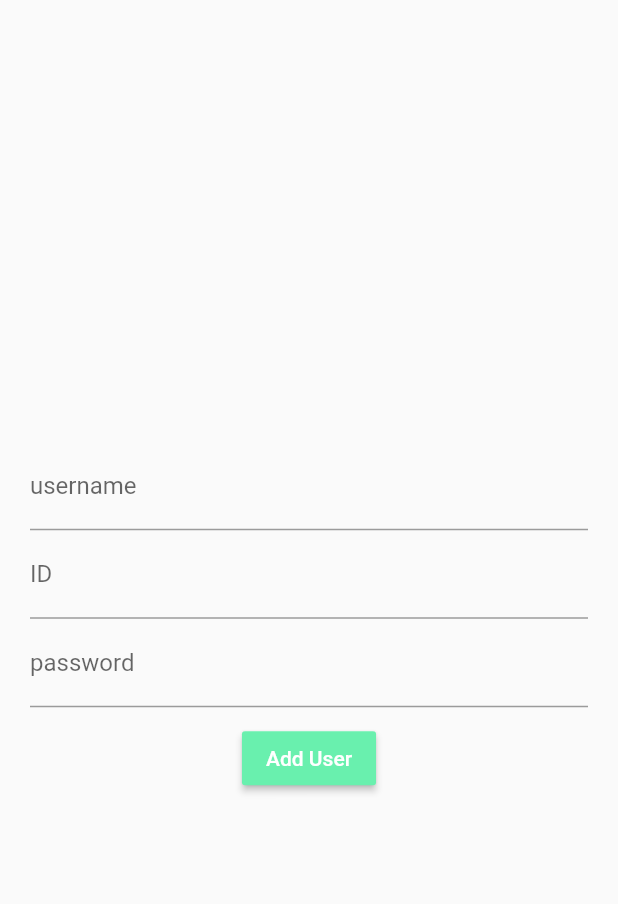
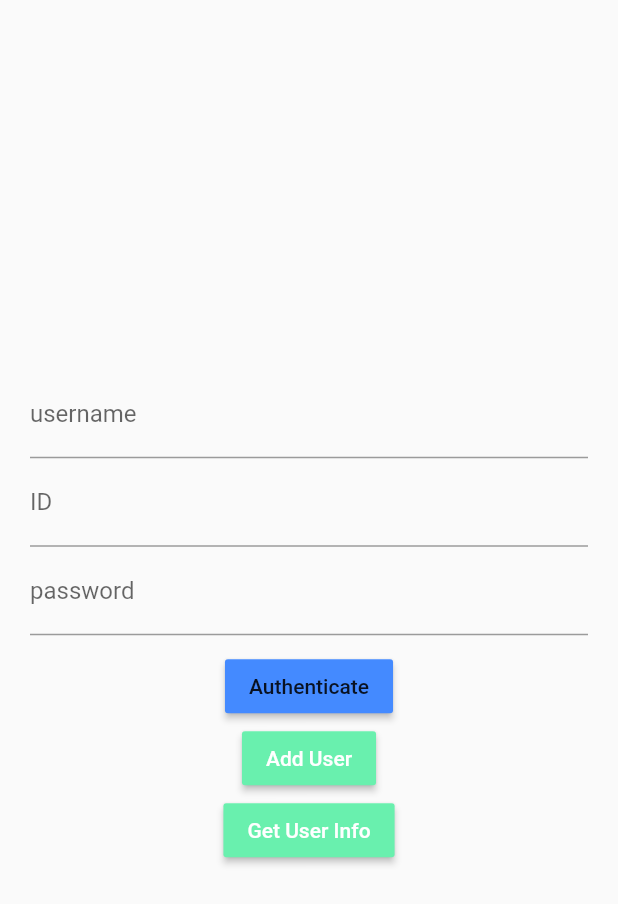
Before and after one commit to MetaDataRCOEM/FlutterMongoLogin-Beta, a Flutter app: the screen it shows after launch, after a tap on "Add User", on a phone screen of 412 x 824 dp. Shown: the top 904 px of the screen. Run offline on Flutter 3.47's test engine with Material 2 defaults, Android fonts, the light colour scheme and no system bars; our stand-ins replace dio, fluttertoast; network calls fail.

Commit message:
get user info function successfully added : master

```diff
--- a/lib/main.dart
+++ b/lib/main.dart
@@ -17,7 +17,7 @@ class _MyAppState extends State<MyApp> {
   @override
   Widget build(BuildContext context) {
     return const MaterialApp(
-      home: LoginScreen(),
+      home: AuthScreen(),
       debugShowCheckedModeBanner: false,
     );
   }
--- a/lib/screens/authscreen.dart
+++ b/lib/screens/authscreen.dart
@@ -69,6 +69,54 @@ class _AuthScreenState extends State<AuthScreen> {
               },
               child: Text("Authenticate"),
               color: Colors.blueAccent,
+            ),
+            RaisedButton(
+              color: Colors.greenAccent,
+              child: const Text(
+                "Add User",
+                style: TextStyle(
+                  color: Colors.white,
+                ),
+              ),
+              onPressed: () {
+                // call authenticate endpoint
+                AuthService().addUser(username, ID, password).then(
+                  (value) {
+                    Fluttertoast.showToast(
+                      msg: value.data['msg'],
+                      toastLength: Toast.LENGTH_SHORT,
+                      gravity: ToastGravity.BOTTOM,
+                      backgroundColor: Colors.green,
+                      textColor: Colors.white,
+                      fontSize: 16.0,
+                    );
+                  },
+                );
+              },
+            ),
+            RaisedButton(
+              color: Colors.greenAccent,
+              child: const Text(
+                "Get User Info",
+                style: TextStyle(
+                  color: Colors.white,
+                ),
+              ),
+              onPressed: () {
+                // call authenticate endpoint
+                AuthService().getInfo(token).then(
+                  (value) {
+                    Fluttertoast.showToast(
+                      msg: value.data['msg'],
+                      toastLength: Toast.LENGTH_SHORT,
+                      gravity: ToastGravity.BOTTOM,
+                      backgroundColor: Colors.yellowAccent,
+                      textColor: Colors.black,
+                      fontSize: 16.0,
+                    );
+                  },
+                );
+              },
             )
           ],
         ),
--- a/lib/services/authserve.dart
+++ b/lib/services/authserve.dart
@@ -39,6 +39,31 @@ class AuthService {
         },
         options: Options(contentType: Headers.formUrlEncodedContentType),
       );
-    } on DioError catch (e) {}
+    } on DioError catch (e) {
+      Fluttertoast.showToast(
+        msg: e.response?.data['msg'],
+        toastLength: Toast.LENGTH_SHORT,
+        gravity: ToastGravity.BOTTOM,
+        backgroundColor: Colors.red,
+        textColor: Colors.white,
+        fontSize: 16.0,
+      );
+    }
+  }
+
+  getInfo(token) async {
+    try {
+      dio.options.headers['authorization'] = "Bearer $token";
+      return await dio.get("https://sihbackendflutter.herokuapp.com/getinfo");
+    } on DioError catch (e) {
+      Fluttertoast.showToast(
+        msg: e.response?.data['msg'],
+        toastLength: Toast.LENGTH_SHORT,
+        gravity: ToastGravity.BOTTOM,
+        backgroundColor: Colors.red,
+        textColor: Colors.white,
+        fontSize: 16.0,
+      );
+    }
   }
 }
```
